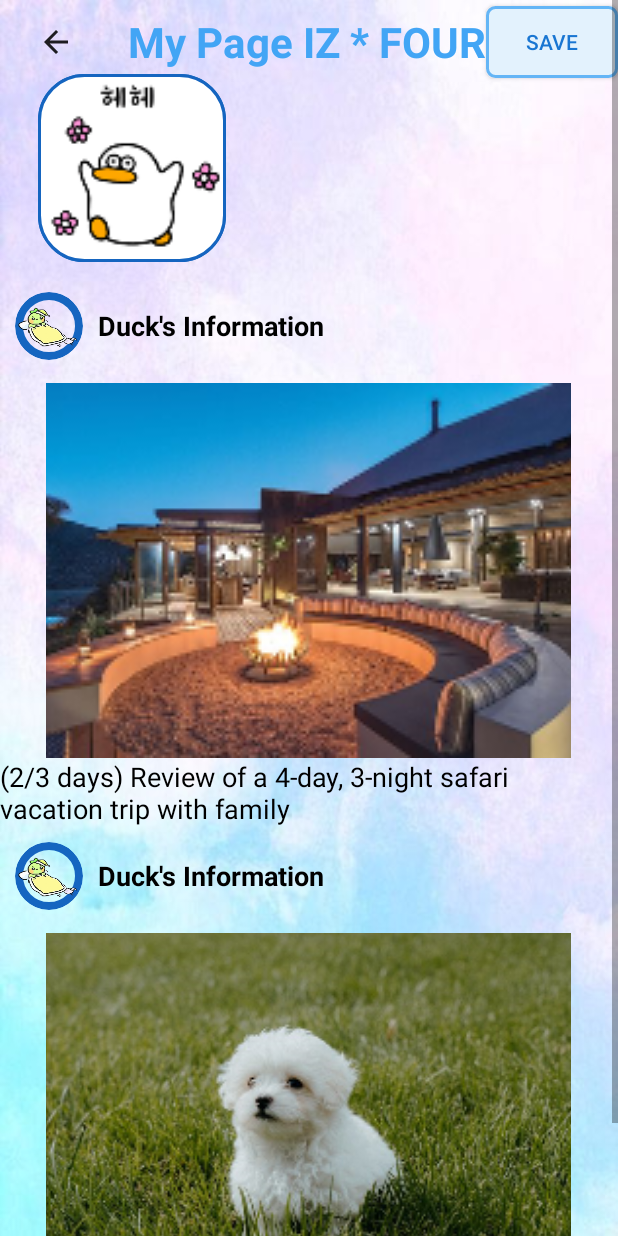
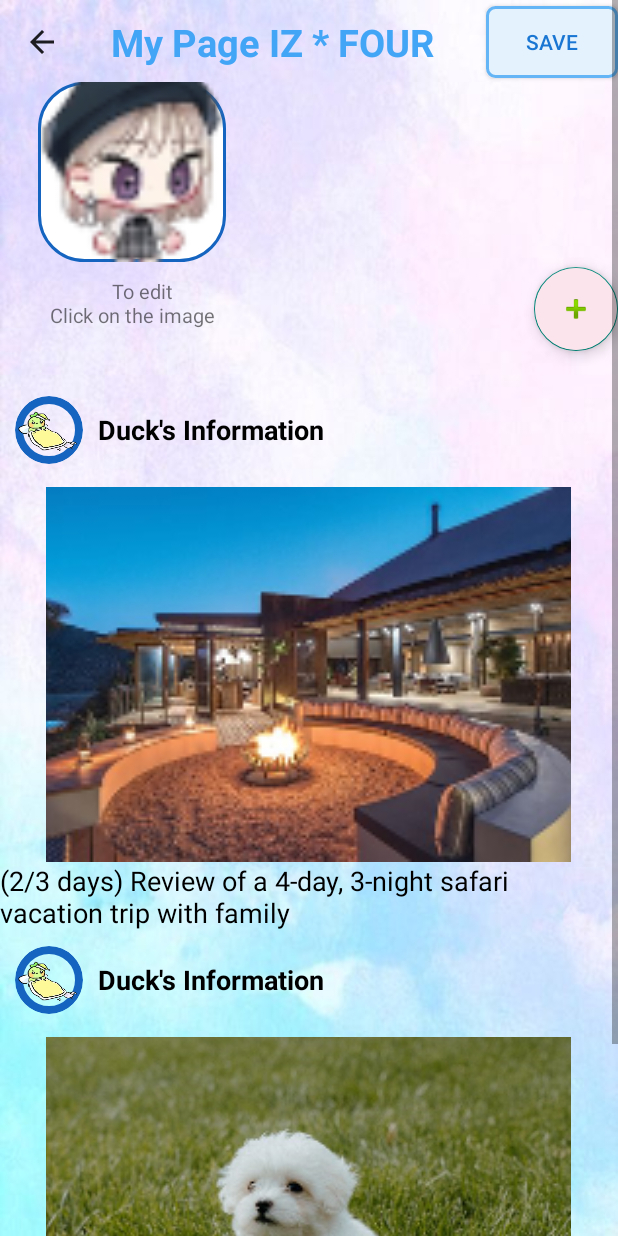
Before and after one commit to IZFOUR/IZ_Four_Project, an Android app: the MyPage screen opened directly, with no data from a screen before it, on a phone screen of 412 x 824 dp. Run offline under Robolectric (Android 15) with nearby library versions, the phone set to English and light mode, and no system bars; our stand-ins replace Picasso.

Commit message:
[FIX] : 🐛 MainActivity 멤버추가후 추가된 멤버 클릭시 발생하는 에러 해결

```diff
--- a/app/src/main/res/layout/activity_mypage.xml
+++ b/app/src/main/res/layout/activity_mypage.xml
@@ -23,7 +23,7 @@
 
             <androidx.constraintlayout.widget.ConstraintLayout
                 android:layout_width="match_parent"
-                android:layout_height="match_parent"
+                android:layout_height="wrap_content"
                 app:layout_constraintEnd_toEndOf="parent"
                 app:layout_constraintStart_toStartOf="parent">
 
@@ -35,17 +35,31 @@
                     android:minHeight="?attr/actionBarSize"
                     android:theme="?attr/actionBarTheme"
                     app:layout_constraintEnd_toEndOf="parent"
+                    app:layout_constraintHorizontal_bias="1.0"
                     app:layout_constraintStart_toStartOf="parent"
-                    app:layout_constraintTop_toTopOf="parent" >
+                    app:layout_constraintTop_toTopOf="parent">
+
+                    <ImageButton
+                        android:id="@+id/ib_back"
+                        android:layout_width="wrap_content"
+                        android:layout_height="wrap_content"
+                        android:layout_gravity="left"
+                        android:background="@android:color/transparent"
+                        android:clickable="true"
+                        android:onClick="click"
+                        app:layout_constraintStart_toStartOf="parent"
+                        app:layout_constraintTop_toTopOf="parent"
+                        app:srcCompat="?attr/homeAsUpIndicator" />
+
 
                     <TextView
                         android:layout_width="wrap_content"
                         android:layout_height="wrap_content"
                         android:text="@string/MY_PAGE_IZ_FOUR"
                         android:textColor="@color/Blue400"
-                        android:textSize="28sp"
+                        android:textSize="25sp"
                         android:textStyle="bold"
-                        android:layout_gravity="center"/>
+                        android:layout_marginStart="50dp"/>
 
                     <View
                         android:layout_width="0dp"
@@ -57,22 +71,10 @@
                         android:layout_width="wrap_content"
                         android:layout_height="wrap_content"
                         android:layout_gravity="end"
+                        android:background="@drawable/btn_shape"
                         android:text="@string/save"
-                        android:textColor="@drawable/btn_text"
-                        android:background="@drawable/btn_shape"/>
+                        android:textColor="@drawable/btn_text" />
 
-                    <ImageButton
-                        android:id="@+id/ib_back"
-                        android:layout_width="wrap_content"
-                        android:layout_height="wrap_content"
-                        android:layout_marginStart="25dp"
-                        android:background="@android:color/transparent"
-                        android:clickable="true"
-                        android:onClick="click"
-                        android:layout_gravity="left"
-                        app:layout_constraintStart_toStartOf="parent"
-                        app:layout_constraintTop_toTopOf="parent"
-                        app:srcCompat="?attr/homeAsUpIndicator" />
 
 
 
@@ -140,12 +142,26 @@
                     app:layout_constraintTop_toBottomOf="@+id/tv_mbti" />
 
 
+                <com.google.android.material.floatingactionbutton.FloatingActionButton
+                    android:id="@+id/mybtntitle"
+                    android:layout_width="wrap_content"
+                    android:layout_height="wrap_content"
+                    android:layout_gravity="end|bottom"
+                    android:layout_marginVertical="10dp"
+                    android:layout_marginTop="20dp"
+                    android:backgroundTint="@color/Pink50"
+                    android:clickable="true"
+                    app:layout_constraintBottom_toBottomOf="parent"
+                    app:layout_constraintEnd_toEndOf="parent"
+                    app:layout_constraintTop_toBottomOf="@+id/tv_age"
+                    app:layout_constraintVertical_bias="0.0"
+                    app:srcCompat="@android:drawable/ic_input_add" />
+
                 <LinearLayout
                     android:id="@+id/imageBorder"
                     android:layout_width="125dp"
                     android:layout_height="125dp"
                     android:layout_marginStart="25dp"
-                    android:background="@drawable/shape_image"
                     android:orientation="horizontal"
                     app:layout_constraintBottom_toBottomOf="@+id/tv_age"
                     app:layout_constraintStart_toStartOf="parent"
@@ -157,9 +173,21 @@
                         android:layout_height="match_parent"
                         android:background="@drawable/shape_image"
                         android:scaleType="centerCrop"
-                        android:src="@drawable/odung_smile" />
+                        android:src="@drawable/character10"
+                        android:layout_marginTop="5dp"/>
+
                 </LinearLayout>
 
+                <TextView
+                    android:layout_width="wrap_content"
+                    android:layout_height="wrap_content"
+                    android:gravity="center"
+                    android:text="@string/TOEDIT_CLICK_IMAGE"
+                    android:textSize="13sp"
+                    android:layout_marginTop="10dp"
+                    app:layout_constraintEnd_toEndOf="@+id/imageBorder"
+                    app:layout_constraintStart_toStartOf="@+id/imageBorder"
+                    app:layout_constraintTop_toBottomOf="@+id/imageBorder" />
 
             </androidx.constraintlayout.widget.ConstraintLayout>
 
@@ -178,7 +206,6 @@
                         android:layout_height="match_parent"
                         android:layout_marginTop="20dp"
                         android:orientation="horizontal">
-
 
                         <ImageView
                             android:id="@+id/iv_zzslp"
@@ -201,6 +228,7 @@
                             android:textColor="@color/Black"
                             android:textSize="18sp"
                             android:textStyle="bold" />
+
                     </LinearLayout>
 
                     <ImageView
```
Also changed, not shown: app/src/main/java/com/android/iz4/FriendEdit.kt (+27 -49 lines), app/src/main/java/com/android/iz4/MainActivity.kt (+24 -15 lines).
